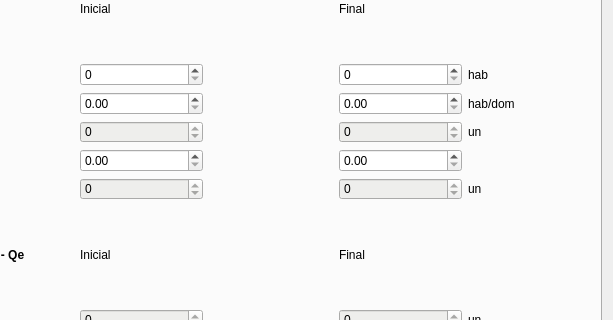
Old version of the form app/resources/parameter_dialog.ui in the repository sanibid/red_basica; both pictures show x 173 to 786 and y 86 to 406 of the 786 by 928 pixel window.
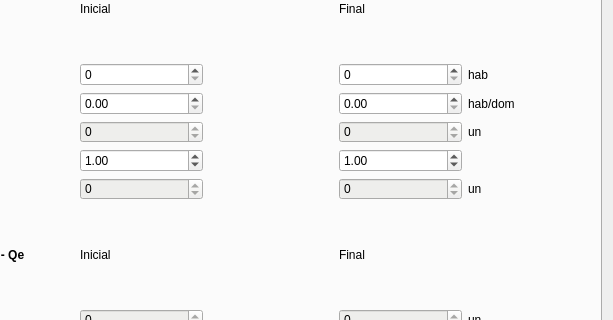
New version of the form. Icons and pictures are not drawn. Custom widgets are drawn as their Qt base class.

Commit message: adding default value

Patch:
```diff
--- a/app/resources/parameter_dialog.ui
+++ b/app/resources/parameter_dialog.ui
@@ -684,6 +684,9 @@
          <property name="maximum">
           <double>9999999.990000000223517</double>
          </property>
+         <property name="value">
+          <double>1.000000000000000</double>
+         </property>
         </widget>
        </item>
        <item row="6" column="3">
@@ -691,6 +694,9 @@
          <property name="maximum">
           <double>9999999.990000000223517</double>
          </property>
+         <property name="value">
+          <double>1.000000000000000</double>
+         </property>
         </widget>
        </item>
       </layout>
```
